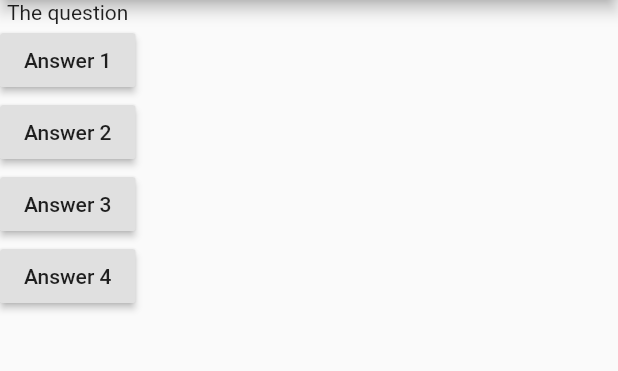
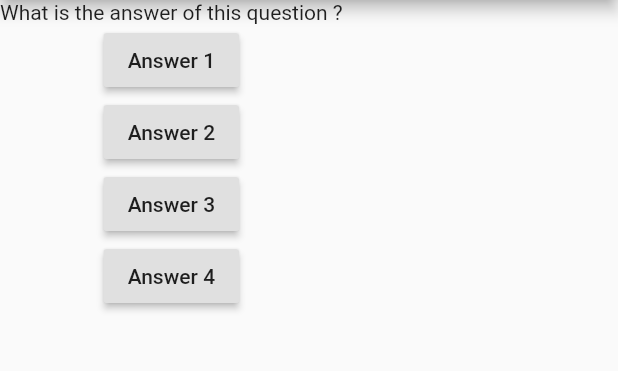
Before and after one commit to sidcredible/basic_quiz_app, a Flutter app: the screen it shows after launch, on a phone screen of 412 x 824 dp, the part 84-455 px from its top. Run offline on Flutter 3.47's test engine with Material 2 defaults, Android fonts, the phone set to English and light mode, and no system bars.

Commit message:
used annonymous function

```diff
--- a/lib/main.dart
+++ b/lib/main.dart
@@ -7,9 +7,10 @@ import 'package:flutter/material.dart';
 void main() => runApp(MyApp());
 
 class MyApp extends StatelessWidget {
-  void answerQuestion(){
+  void answerQuestion() {
     print('Answer chosen');
   }
+
   @override
   Widget build(BuildContext context) {
     return MaterialApp(
@@ -21,7 +22,7 @@ class MyApp extends StatelessWidget {
       ),
       body: Column(
         children: <Widget>[
-              Text('The question'),
+          Text('What is the answer of this question ?'),
           RaisedButton(
             child: Text('Answer 1'),
             onPressed: answerQuestion,
@@ -32,11 +33,14 @@ class MyApp extends StatelessWidget {
           ),
           RaisedButton(
             child: Text('Answer 3'),
-                onPressed: answerQuestion,
+            onPressed: () => print('Answer 2 Chosen'),
           ),
           RaisedButton(
             child: Text('Answer 4'),
-                onPressed: answerQuestion,
+            onPressed: () {
+              //kuch aur bhi
+              print('Answer 4 Chosen');
+            },
           )
         ],
       ),
```
Lines whose indentation alone changed are shown as unchanged.
